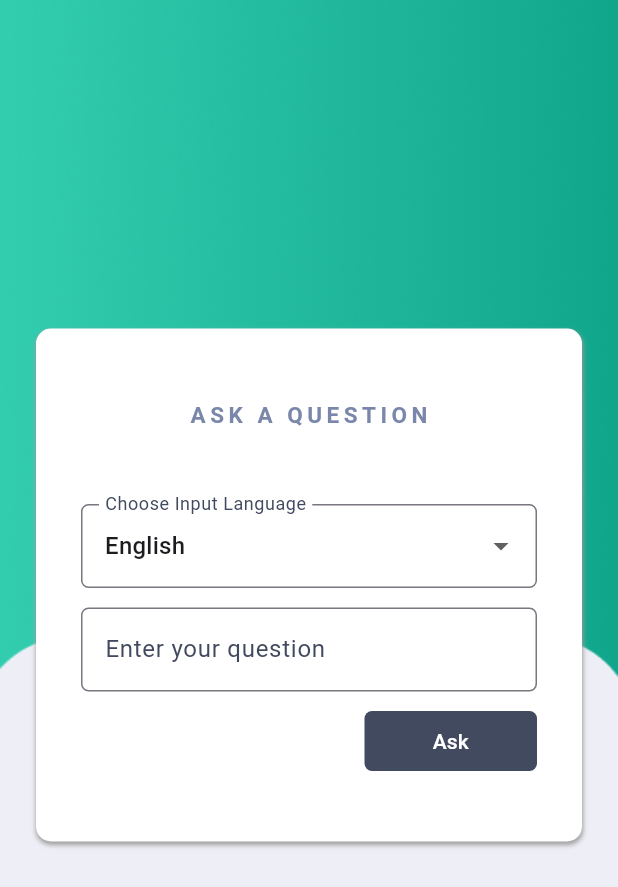
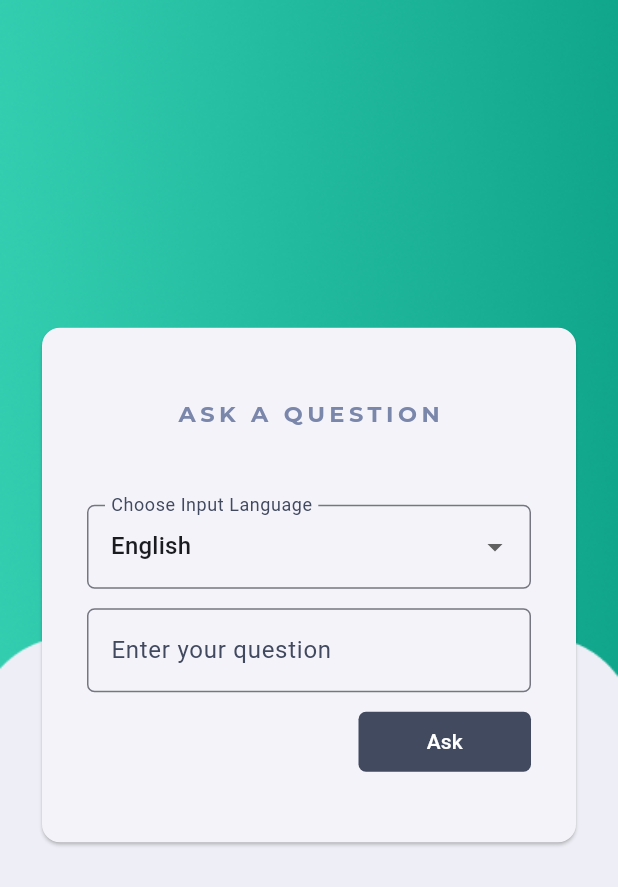
Before and after one commit to bhaskar-ruthvik/policies-flutter-app, a Flutter app: the screen it shows after launch, on a phone screen of 412 x 824 dp. Shown: the top 887 px of the screen. Run offline on Flutter 3.47's test engine with Material 3 defaults, Android fonts, the phone set to English and light mode, and no system bars; our stand-ins replace google_fonts.

Commit message:
Changed input form

```diff
--- /dev/null
+++ b/lib/card.dart
@@ -0,0 +1,22 @@
+import 'package:flutter/material.dart';
+
+class Card extends StatelessWidget {
+  const Card({super.key});
+
+  @override
+  Widget build(BuildContext context) {
+    return Container(
+      decoration: const BoxDecoration(
+          boxShadow: [
+            BoxShadow(
+              color: Colors.grey,
+              blurRadius: 2.0,
+              spreadRadius: 0.0,
+              offset: Offset(0.5, 2.0),
+            )
+          ],
+          color: Colors.white,
+          borderRadius: BorderRadius.all(Radius.circular(10))),
+    );
+  }
+}
--- a/lib/main.dart
+++ b/lib/main.dart
@@ -3,6 +3,7 @@
 import 'package:policies_app/screens/home_screen.dart';
 import 'package:policies_app/screens/paragraph_screen.dart';
 import 'package:policies_app/screens/yes_no_screen.dart';
+import 'package:policies_app/utils.dart';
 
 void main() {
   runApp(const MyApp());
@@ -17,9 +18,10 @@
       title: 'Policies App',
       darkTheme: ThemeData.dark(
         useMaterial3: true,
-      ).copyWith(colorScheme: ColorScheme.dark(primary: Color(0xFF424A5F))),
+      ).copyWith(
+          colorScheme: ColorScheme.dark(primary: ThemeColours.primaryColor)),
       theme: ThemeData(
-        colorScheme: ColorScheme.fromSeed(seedColor: Colors.deepPurple),
+        colorScheme: ColorScheme.fromSeed(seedColor: ThemeColours.primaryColor),
         useMaterial3: true,
       ),
       home: const Homescreen(),
--- a/lib/utils.dart
+++ b/lib/utils.dart
@@ -1,5 +1,5 @@
 import 'dart:ui';
-
+import 'package:google_fonts/google_fonts.dart';
 import 'package:flutter/material.dart';
 
 abstract class ThemeColours {
@@ -9,22 +9,22 @@
 }
 
 abstract class ThemeText {
-  static const TextStyle titleText2 = TextStyle(
-      fontFamily: 'Montserrat',
+  static TextStyle titleText2 = GoogleFonts.montserrat(
+      textStyle: const TextStyle(
           color: ThemeColours.secondaryColor,
           fontSize: 15,
           letterSpacing: 3,
-      fontWeight: FontWeight.w700);
+          fontWeight: FontWeight.bold));
 
-  static const TextStyle bodyText = TextStyle(
-      fontFamily: 'Montserrat',
+  static TextStyle bodyText = GoogleFonts.montserrat(
+      textStyle: const TextStyle(
           color: ThemeColours.primaryColor,
           fontSize: 15,
-      fontWeight: FontWeight.w400);
+          fontWeight: FontWeight.w400));
 
-  static const TextStyle titleText = TextStyle(
-      fontFamily: 'Montserrat',
+  static TextStyle titleText = GoogleFonts.montserrat(
+      textStyle: const TextStyle(
           color: ThemeColours.primaryColor,
           fontSize: 30,
-      fontWeight: FontWeight.w600);
+          fontWeight: FontWeight.w600));
 }
--- a/lib/widgets/input_form.dart
+++ b/lib/widgets/input_form.dart
@@ -45,37 +45,22 @@
       children: [
         Padding(
           padding: const EdgeInsets.fromLTRB(24.0, 0.0, 24.0, 24.0),
-          child: Container(
-            decoration: BoxDecoration(
-                boxShadow: [
-                  BoxShadow(
-                    color: Colors.grey,
-                    blurRadius: 2.0,
-                    spreadRadius: 0.0,
-                    offset: Offset(0.5, 2.0),
-                  )
-                ],
-                color: Colors.white,
-                borderRadius: BorderRadius.all(Radius.circular(10))),
+          child: Card(
             child: Padding(
-              padding: EdgeInsets.symmetric(horizontal: 30, vertical: 47),
+              padding: const EdgeInsets.symmetric(horizontal: 30, vertical: 47),
               child: Column(
                 children: [
                   Text('ASK A QUESTION', style: ThemeText.titleText2),
-                  SizedBox(height: 49),
+                  const SizedBox(height: 50),
                   DropdownButtonFormField(
-                    focusColor: Color(0xFF41495F),
                     dropdownColor: Colors.white,
                     decoration: InputDecoration(
-                        focusColor: Color(0xFF41495F),
-                        hoverColor: Color(0xFF41495F),
                         border: OutlineInputBorder(
                             borderRadius: BorderRadius.circular(5)),
-                        label: Text("Choose Input Language",
+                        label: const Text("Choose Input Language",
                             style: TextStyle(color: Color(0xFF41495F)))),
                     value: dropdownValue,
                     onChanged: (String? value) {
-                      // This is called when the user selects an item.
                       setState(() {
                         dropdownValue = value!;
                       });
@@ -95,18 +80,16 @@
                       });
                     },
                     decoration: InputDecoration(
-                        focusColor: Color(0xFF41495F),
-                        hoverColor: Color(0xFF41495F),
                         border: OutlineInputBorder(
                             borderRadius: BorderRadius.circular(5)),
-                        label: Text("Enter your question",
+                        label: const Text("Enter your question",
                             style: TextStyle(color: Color(0xFF41495F)))),
                   ),
-                  SizedBox(height: 13),
+                  const SizedBox(height: 13),
                   Row(
                     mainAxisAlignment: MainAxisAlignment.end,
                     children: [
-                      Container(
+                      SizedBox(
                         //see change
                         height: 40,
                         width: 115,
@@ -119,7 +102,7 @@
                               backgroundColor: MaterialStateProperty.all(
                                   ThemeColours.primaryColor)),
                           child: !_loading
-                              ? Text("Ask",
+                              ? const Text("Ask",
                                   style: TextStyle(color: Colors.white))
                               : CircularProgressIndicator(//change theme
                                   ),
@@ -152,7 +135,7 @@
             ),
           ),
         ),
-        SizedBox(
+        const SizedBox(
           height: 20,
         ),
       ],
--- a/pubspec.yaml
+++ b/pubspec.yaml
@@ -35,6 +35,7 @@
   # Use with the CupertinoIcons class for iOS style icons.
   cupertino_icons: ^1.0.2
   http: ^1.2.1
+  google_fonts: ^6.2.1
 
 dev_dependencies:
   flutter_test:
@@ -75,9 +76,9 @@
   # list giving the asset and other descriptors for the font. For
   # example:
   # fonts:
-  #   - family: Schyler
+  #   - family: Montserrat
   #     fonts:
-  #       - asset: fonts/Schyler-Regular.ttf
+  #       - asset: lib/fonts/Montserrat.ttf
   #       - asset: fonts/Schyler-Italic.ttf
   #         style: italic
   #   - family: Trajan Pro
```
Also changed, not shown: pubspec.lock, 6 other files. Lines whose indentation alone changed are shown as unchanged.
